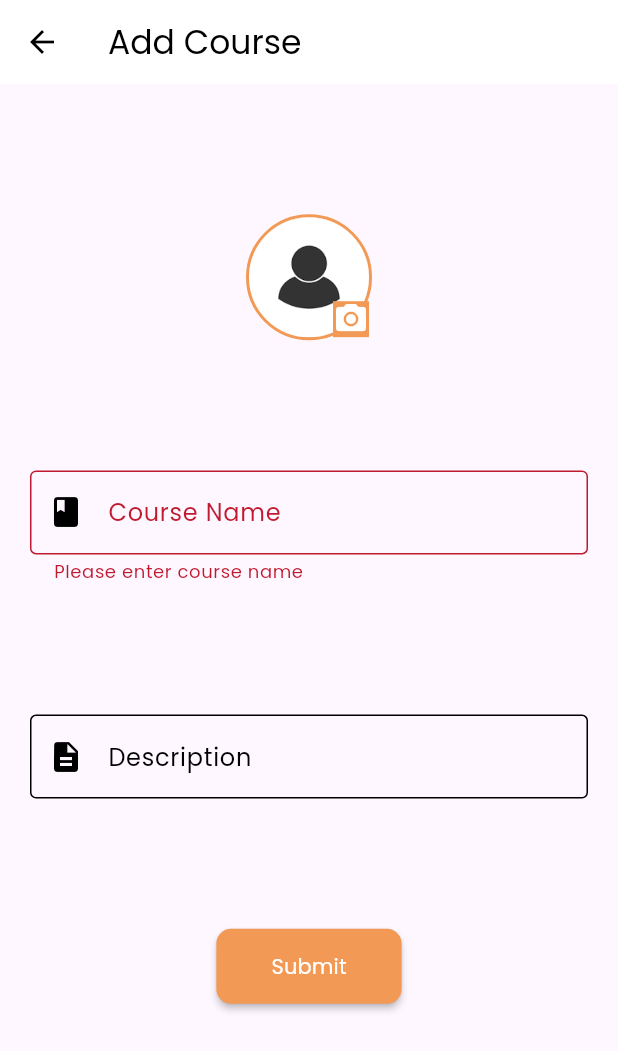
After one commit to omar-sherif9992/GUConnect, a Flutter app: the SetCourseScreen screen opened directly, after a tap on "Submit", on a phone screen of 412 x 824 dp. The commit adds this screen. Shown: the top 1051 px of the screen. Run offline on Flutter 3.47's test engine with Material 3 defaults, Android fonts, the phone set to English and light mode, and no system bars; our stand-ins replace cached_network_image, cloud_firestore, cloud_functions, device_preview, email_validator, emoji_picker_flutter and 11 more; missing offline and left inert: flutter_phone_direct_caller, mailer; accounts and stored records are empty; network calls fail; key blocks and very long unbroken strings in the code were emptied for the run.

Commit message:
Courses set

```diff
--- /dev/null
+++ b/app/lib/src/screens/admin/set_course_screen.dart
@@ -0,0 +1,194 @@
+import 'dart:io';
+
+import 'package:GUConnect/src/models/Course.dart';
+import 'package:GUConnect/src/providers/CourseProvider.dart';
+import 'package:GUConnect/src/widgets/app_bar.dart';
+import 'package:GUConnect/src/widgets/input_field.dart';
+import 'package:GUConnect/src/widgets/user_image_picker.dart';
+import 'package:flutter/material.dart';
+import 'package:provider/provider.dart';
+
+class SetCourseScreen extends StatefulWidget {
+  final Course? course;
+  const SetCourseScreen({super.key, this.course});
+
+  @override
+  State<SetCourseScreen> createState() => _SetCourseScreenState();
+}
+
+class _SetCourseScreenState extends State<SetCourseScreen> {
+  final TextEditingController _courseNameController = TextEditingController();
+  final TextEditingController _descriptionController = TextEditingController();
+
+  bool _isLoading = false;
+
+  File? profileImageFile;
+  String? profileImageUrl;
+
+  void onPickImage(File pickedImage) {
+    profileImageFile = pickedImage;
+  }
+
+  late CourseProvider courseProvider;
+
+  final _formKey = GlobalKey<FormState>();
+
+  @override
+  void initState() {
+    super.initState();
+    if (widget.course != null) {
+      _courseNameController.text = widget.course!.courseName;
+      _descriptionController.text = widget.course!.description;
+    }
+
+    courseProvider = Provider.of<CourseProvider>(context, listen: false);
+  }
+
+  @override
+  void dispose() {
+    _courseNameController.dispose();
+    _descriptionController.dispose();
+    super.dispose();
+  }
+
+  Widget _buildForm() {
+    return Form(
+        key: _formKey,
+        child: SingleChildScrollView(
+          scrollDirection: Axis.vertical,
+          child: Padding(
+            padding: const EdgeInsets.symmetric(horizontal: 20),
+            child: SizedBox(
+              height: 700,
+              child: Expanded(
+                child: Column(
+                    mainAxisAlignment: MainAxisAlignment.spaceEvenly,
+                    crossAxisAlignment: CrossAxisAlignment.center,
+                    children: [
+                      UserImagePicker(
+                          onPickImage: onPickImage,
+                          profileImageUrl: profileImageUrl),
+                      InputField(
+                        controller: _courseNameController,
+                        label: 'Course Name',
+                        icon: Icons.book,
+                        validator: (value) {
+                          if (value == null || value.isEmpty) {
+                            return 'Please enter course name';
+                          }
+                          return null;
+                        },
+                        keyboardType: TextInputType.name,
+                      ),
+                      InputField(
+                        controller: _descriptionController,
+                        label: 'Description',
+                        icon: Icons.description,
+                        keyboardType: TextInputType.streetAddress,
+                        validator: (value) {
+                          return null;
+                        },
+                      ),
+                      if (_isLoading)
+                        const CircularProgressIndicator()
+                      else
+                        ElevatedButton(
+                          onPressed: () async {
+                            if (_formKey.currentState!.validate()) {
+                              final Course course = Course(
+                                courseName: _courseNameController.text,
+                                description: _descriptionController.text,
+                              );
+
+                              setState(() {
+                                _isLoading = true;
+                              });
+
+                              try {
+                                await courseProvider.setCourse(
+                                  course,
+                                  profileImageFile,
+                                );
+                                Navigator.of(context).pop();
+                              } catch (e) {
+                                print(e);
+                                setState(() {
+                                  _isLoading = false;
+                                });
+                              }
+                            }
+                          },
+                          style: ElevatedButton.styleFrom(
+                            backgroundColor:
+                                Theme.of(context).colorScheme.primary,
+                            foregroundColor:
+                                Theme.of(context).colorScheme.onSecondary,
+                            elevation: 2,
+                            shape: RoundedRectangleBorder(
+                              borderRadius: BorderRadius.circular(10),
+                            ),
+                            // size 30% of screen width
+                            minimumSize: Size(
+                                MediaQuery.of(context).size.width * 0.3, 50),
+                            alignment: Alignment.center,
+                          ),
+                          child: const Text('Submit'),
+                        )
+                    ]),
+              ),
+            ),
+          ),
+        ));
+  }
+
+  @override
+  Widget build(BuildContext context) {
+    return Scaffold(
+      appBar: CustomAppBar(
+        title: widget.course == null ? 'Add Course' : 'Edit Course',
+        isLogo: false,
+        actions: [
+          if (widget.course != null)
+            IconButton(
+              icon: const Icon(Icons.delete, color: Colors.red),
+              onPressed: () async {
+                final bool? confirm = await showDialog(
+                  context: context,
+                  builder: (context) => AlertDialog(
+                    title: const Text('Are you sure?'),
+                    content: const Text(
+                        'Do you want to delete this course member permanently?'),
+                    actions: [
+                      TextButton(
+                        onPressed: () {
+                          Navigator.of(context).pop(false);
+                        },
+                        child: const Text('No'),
+                      ),
+                      TextButton(
+                        onPressed: () {
+                          Navigator.of(context).pop(true);
+                        },
+                        child: const Text('Yes'),
+                      ),
+                    ],
+                  ),
+                );
+
+                if (widget.course != null && confirm == true) {
+                  await courseProvider.deleteCourse(widget.course!);
+
+                  Navigator.of(context).pop({
+                    'message': 'Course deleted successfully',
+                    'success': true,
+                    'course': widget.course!,
+                  });
+                }
+              },
+            )
+        ],
+      ),
+      body: _buildForm(),
+    );
+  }
+}
--- a/app/lib/src/screens/user/profile.dart
+++ b/app/lib/src/screens/user/profile.dart
@@ -276,13 +276,13 @@ class _ProfileScreenState extends State<ProfileScreen>
     return _isLoading
         ? const Loader()
         : posts.isEmpty
-            ? const Center(
+            ? Center(
                 child: Text(
                   'No Posts',
                   style: TextStyle(
-                    fontSize: 20,
-                    fontWeight: FontWeight.bold,
-                  ),
+                      fontSize: 20,
+                      fontWeight: FontWeight.bold,
+                      color: Theme.of(context).colorScheme.secondary),
                 ),
               )
             : RefreshIndicator.adaptive(
```
